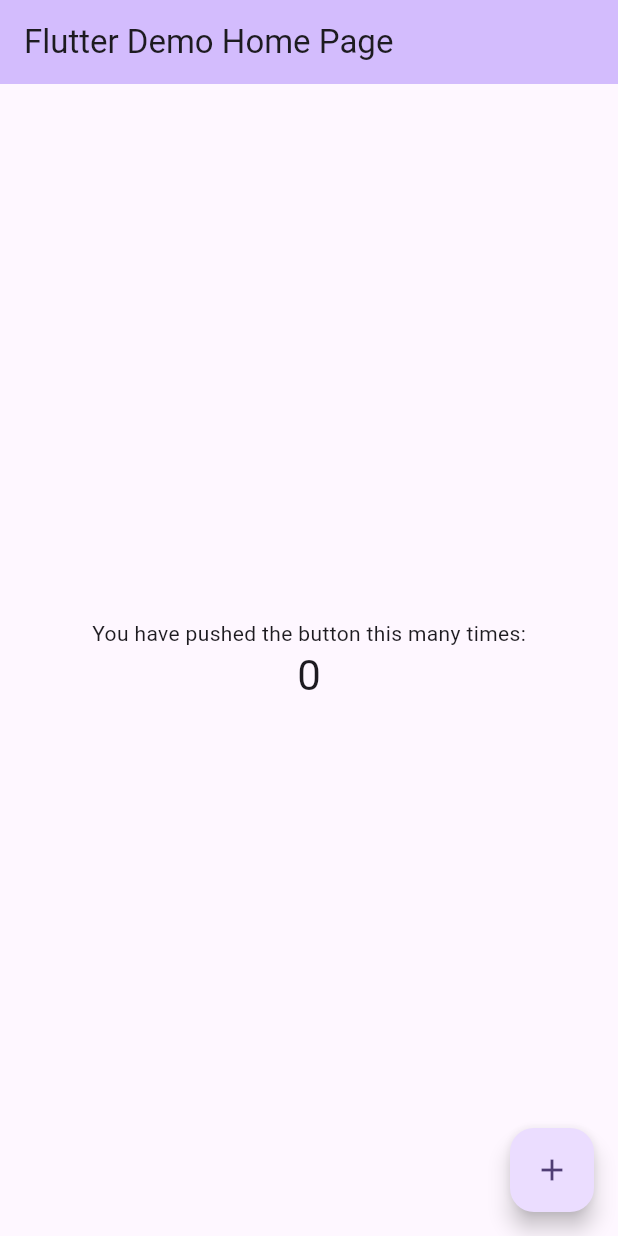
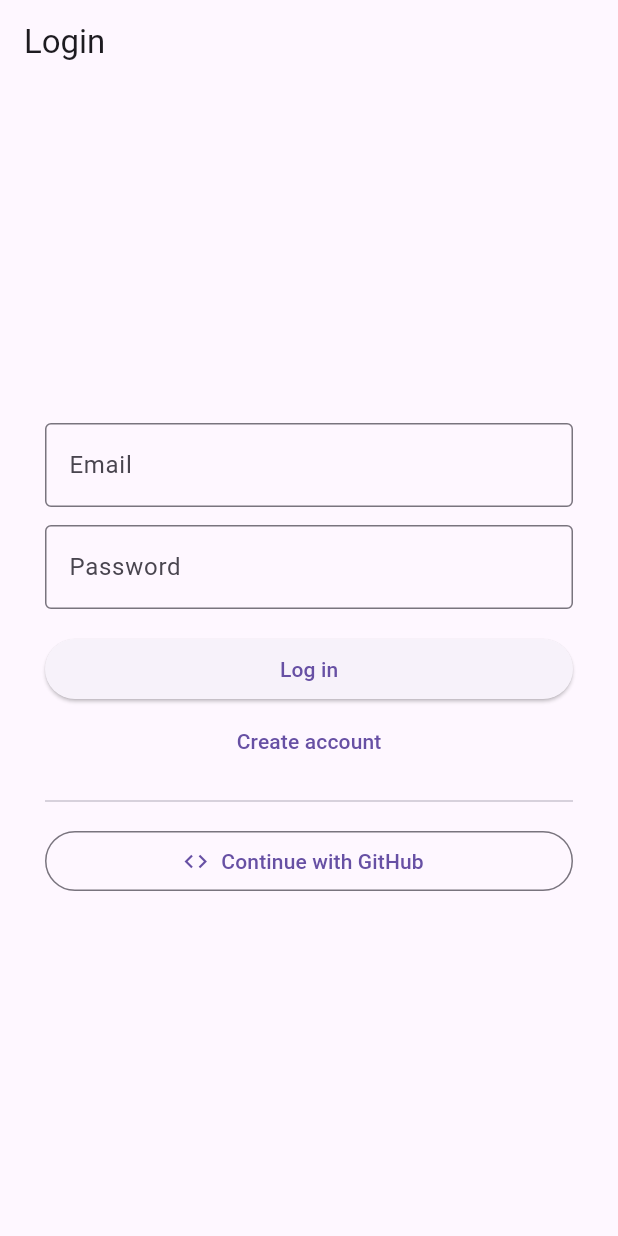
Before and after one commit to unico666/CS-ELECTIVE-2.2, a Flutter app: the screen it shows after launch, on a phone screen of 412 x 824 dp. Run offline on Flutter 3.47's test engine with Material 3 defaults, Android fonts, the phone set to English and light mode, and no system bars; our stand-ins replace material_ui, supabase_flutter; accounts and stored records are empty.

Commit message:
Update Flutter backend authentication

```diff
--- a/lib/main.dart
+++ b/lib/main.dart
@@ -1,122 +1,41 @@
 import 'package:material_ui/material_ui.dart';
+import 'package:supabase_flutter/supabase_flutter.dart';
 
-void main() {
+import 'pages/home_page.dart';
+import 'pages/login_page.dart';
+
+Future<void> main() async {
+  WidgetsFlutterBinding.ensureInitialized();
+  await Supabase.initialize(
+    url: 'https://jcvzpuhjyyghyrtatubt.supabase.co/rest/v1/',
+    anonKey: 'eyJhbGciOiJIUzI1NiIsInR5cCI6IkpXVCJ9.eyJpc3MiOiJzdXBhYmFzZSIsInJlZiI6ImpjdnpwdWhqeXlnaHlydGF0dWJ0Iiwicm9sZSI6ImFub24iLCJpYXQiOjE3OTQ5MDUzMTgsImV4cCI6MjExMDQ4MTMxOH0.LeO_ci2r_hmdCKS3u4zOwxn813RJXhLhF3V4u2TvYxQ',
+  );
   runApp(const MyApp());
 }
 
 class MyApp extends StatelessWidget {
   const MyApp({super.key});
 
-  // This widget is the root of your application.
   @override
   Widget build(BuildContext context) {
-    return MaterialApp(
-      title: 'Flutter Demo',
-      theme: ThemeData(
-        // This is the theme of your application.
-        //
-        // TRY THIS: Try running your application with "flutter run". You'll see
-        // the application has a purple toolbar. Then, without quitting the app,
-        // try changing the seedColor in the colorScheme below to Colors.green
-        // and then invoke "hot reload" (save your changes or press the "hot
-        // reload" button in a Flutter-supported IDE, or press "r" if you used
-        // the command line to start the app).
-        //
-        // Notice that the counter didn't reset back to zero; the application
-        // state is not lost during the reload. To reset the state, use hot
-        // restart instead.
-        //
-        // This works for code too, not just values: Most code changes can be
-        // tested with just a hot reload.
-        colorScheme: .fromSeed(seedColor: Colors.deepPurple),
-      ),
-      home: const MyHomePage(title: 'Flutter Demo Home Page'),
+    return const MaterialApp(
+      debugShowCheckedModeBanner: false,
+      home: AuthGate(),
     );
   }
 }
 
-class MyHomePage extends StatefulWidget {
-  const MyHomePage({super.key, required this.title});
-
-  // This widget is the home page of your application. It is stateful, meaning
-  // that it has a State object (defined below) that contains fields that affect
-  // how it looks.
-
-  // This class is the configuration for the state. It holds the values (in this
-  // case the title) provided by the parent (in this case the App widget) and
-  // used by the build method of the State. Fields in a Widget subclass are
-  // always marked "final".
-
-  final String title;
-
-  @override
-  State<MyHomePage> createState() => _MyHomePageState();
-}
-
-class _MyHomePageState extends State<MyHomePage> {
-  int _counter = 0;
-
-  void _incrementCounter() {
-    setState(() {
-      // This call to setState tells the Flutter framework that something has
-      // changed in this State, which causes it to rerun the build method below
-      // so that the display can reflect the updated values. If we changed
-      // _counter without calling setState(), then the build method would not be
-      // called again, and so nothing would appear to happen.
-      _counter++;
-    });
-  }
+class AuthGate extends StatelessWidget {
+  const AuthGate({super.key});
 
   @override
   Widget build(BuildContext context) {
-    // This method is rerun every time setState is called, for instance as done
-    // by the _incrementCounter method above.
-    //
-    // The Flutter framework has been optimized to make rerunning build methods
-    // fast, so that you can just rebuild anything that needs updating rather
-    // than having to individually change instances of widgets.
-    return Scaffold(
-      appBar: AppBar(
-        // TRY THIS: Try changing the color here to a specific color (to
-        // Colors.amber, perhaps?) and trigger a hot reload to see the AppBar
-        // change color while the other colors stay the same.
-        backgroundColor: Theme.of(context).colorScheme.inversePrimary,
-        // Here we take the value from the MyHomePage object that was created by
-        // the App.build method, and use it to set our appbar title.
-        title: Text(widget.title),
-      ),
-      body: Center(
-        // Center is a layout widget. It takes a single child and positions it
-        // in the middle of the parent.
-        child: Column(
-          // Column is also a layout widget. It takes a list of children and
-          // arranges them vertically. By default, it sizes itself to fit its
-          // children horizontally, and tries to be as tall as its parent.
-          //
-          // Column has various properties to control how it sizes itself and
-          // how it positions its children. Here we use mainAxisAlignment to
-          // center the children vertically; the main axis here is the vertical
-          // axis because Columns are vertical (the cross axis would be
-          // horizontal).
-          //
-          // TRY THIS: Invoke "debug painting" (choose the "Toggle Debug Paint"
-          // action in the IDE, or press "p" in the console), to see the
-          // wireframe for each widget.
-          mainAxisAlignment: .center,
-          children: [
-            const Text('You have pushed the button this many times:'),
-            Text(
-              '$_counter',
-              style: Theme.of(context).textTheme.headlineMedium,
-            ),
-          ],
-        ),
-      ),
-      floatingActionButton: FloatingActionButton(
-        onPressed: _incrementCounter,
-        tooltip: 'Increment',
-        child: const Icon(Icons.add),
-      ),
+    return StreamBuilder<AuthState>(
+      stream: Supabase.instance.client.auth.onAuthStateChange,
+      builder: (context, snapshot) {
+        final session = Supabase.instance.client.auth.currentSession;
+        return session != null ? const HomePage() : const LoginPage();
+      },
     );
   }
 }
--- /dev/null
+++ b/lib/pages/login_page.dart
@@ -0,0 +1,132 @@
+import 'package:flutter/foundation.dart' show kIsWeb;
+import 'package:material_ui/material_ui.dart';
+import 'package:supabase_flutter/supabase_flutter.dart';
+
+class LoginPage extends StatefulWidget {
+  const LoginPage({super.key});
+
+  @override
+  State<LoginPage> createState() => _LoginPageState();
+}
+
+class _LoginPageState extends State<LoginPage> {
+  final _emailCtrl = TextEditingController();
+  final _passwordCtrl = TextEditingController();
+  final _client = Supabase.instance.client;
+
+  bool _loading = false;
+  String? _message;
+
+  @override
+  void dispose() {
+    _emailCtrl.dispose();
+    _passwordCtrl.dispose();
+    super.dispose();
+  }
+
+  Future<void> _run(Future<void> Function() action) async {
+    setState(() {
+      _loading = true;
+      _message = null;
+    });
+    try {
+      await action();
+    } on AuthException catch (e) {
+      setState(() => _message = e.message);
+    } catch (e) {
+      setState(() => _message = e.toString());
+    } finally {
+      if (mounted) setState(() => _loading = false);
+    }
+  }
+
+  Future<void> _signIn() => _run(() async {
+    await _client.auth.signInWithPassword(
+      email: _emailCtrl.text.trim(),
+      password: _passwordCtrl.text,
+    );
+  });
+
+  Future<void> _signUp() => _run(() async {
+    await _client.auth.signUp(
+      email: _emailCtrl.text.trim(),
+      password: _passwordCtrl.text,
+    );
+    setState(() => _message = 'Account created. You can now log in.');
+  });
+
+  // 3rd-party provider: GitHub
+  Future<void> _signInWithGitHub() => _run(() async {
+    await _client.auth.signInWithOAuth(
+      OAuthProvider.github,
+      redirectTo: kIsWeb ? null : 'io.supabase.flutter://login-callback/',
+    );
+  });
+
+  @override
+  Widget build(BuildContext context) {
+    return Scaffold(
+      appBar: AppBar(title: const Text('Login')),
+      body: Center(
+        child: ConstrainedBox(
+          constraints: const BoxConstraints(maxWidth: 400),
+          child: SingleChildScrollView(
+            padding: const EdgeInsets.all(24),
+            child: Column(
+              mainAxisSize: MainAxisSize.min,
+              crossAxisAlignment: CrossAxisAlignment.stretch,
+              children: [
+                TextField(
+                  controller: _emailCtrl,
+                  keyboardType: TextInputType.emailAddress,
+                  decoration: const InputDecoration(
+                    labelText: 'Email',
+                    border: OutlineInputBorder(),
+                  ),
+                ),
+                const SizedBox(height: 12),
+                TextField(
+                  controller: _passwordCtrl,
+                  obscureText: true,
+                  decoration: const InputDecoration(
+                    labelText: 'Password',
+                    border: OutlineInputBorder(),
+                  ),
+                ),
+                const SizedBox(height: 16),
+                ElevatedButton(
+                  onPressed: _loading ? null : _signIn,
+                  child: const Text('Log in'),
+                ),
+                TextButton(
+                  onPressed: _loading ? null : _signUp,
+                  child: const Text('Create account'),
+                ),
+                const Divider(height: 32),
+                OutlinedButton.icon(
+                  onPressed: _loading ? null : _signInWithGitHub,
+                  icon: const Icon(Icons.code),
+                  label: const Text('Continue with GitHub'),
+                ),
+                if (_loading)
+                  const Padding(
+                    padding: EdgeInsets.only(top: 16),
+                    child: Center(child: CircularProgressIndicator()),
+                  ),
+                if (_message != null)
+                  Padding(
+                    padding: const EdgeInsets.only(top: 16),
+                    child: Text(
+                      _message!,
+                      textAlign: TextAlign.center,
+                      style: const TextStyle(color: Colors.red),
+                    ),
+                  ),
+              ],
+            ),
+          ),
+        ),
+      ),
+    );
+  }
+}
--- a/pubspec.yaml
+++ b/pubspec.yaml
@@ -30,7 +30,7 @@ environment:
 dependencies:
   flutter:
     sdk: flutter
-  material_ui: ^1.1.0
+  material_ui: ^1.11.1
 
   # The following adds the Cupertino Icons font to your application.
   # Use with the CupertinoIcons class for iOS style icons.
```
Also changed, not shown: lib/pages/home_page.dart (added, +13 -0 lines), 6 other files.
